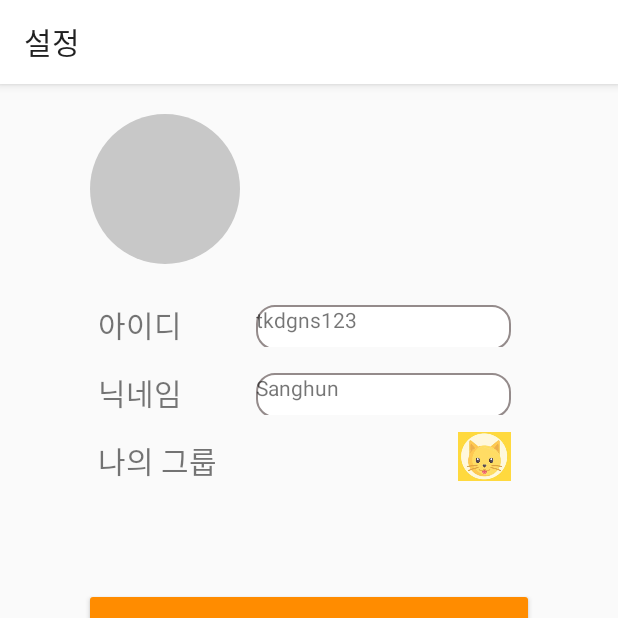
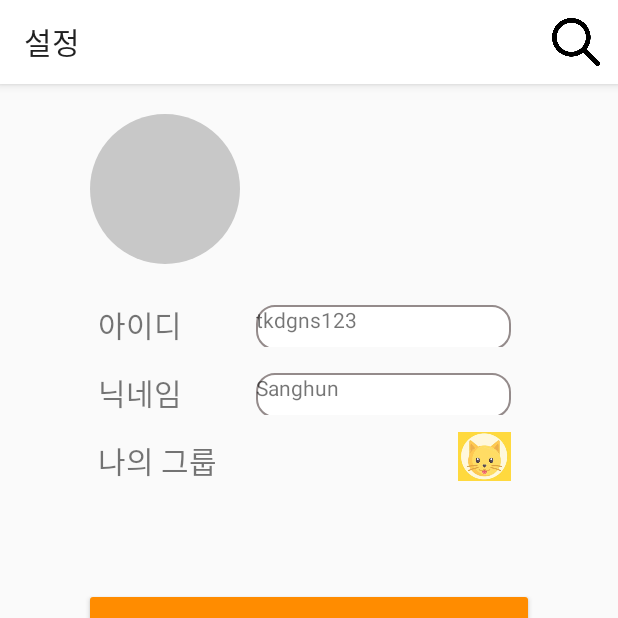
Before and after one commit to sgtlee99/CAFEIN_APP, an Android app: the HomeActivity screen opened directly, with no data from a screen before it, item 3 of the bottom bar chosen, on a phone screen of 412 x 824 dp, the top half of it. Run offline under Robolectric (Android 15) with nearby library versions, the light colour scheme and no system bars; our stand-ins replace Room's generated code.

```diff
--- a/app/src/main/java/com/example/cafein_app/BoardFragment.kt
+++ b/app/src/main/java/com/example/cafein_app/BoardFragment.kt
@@ -21,6 +21,7 @@ class BoardFragment : Fragment() {
     override fun onCreateView(
         inflater: LayoutInflater, container: ViewGroup?,
         savedInstanceState: Bundle?
+
     ): View? {
         // Inflate the layout for this fragment
         return inflater.inflate(R.layout.fragment_boartview, container, false)
@@ -44,6 +45,6 @@ class BoardFragment : Fragment() {
             }
             likebutton.setSelected(!likebutton.isSelected())
         }
+    }
 
-    }
 }
--- a/app/src/main/java/com/example/cafein_app/HomeActivity.kt
+++ b/app/src/main/java/com/example/cafein_app/HomeActivity.kt
@@ -3,6 +3,7 @@ package com.example.cafein_app
 import android.content.Intent
 import android.os.Bundle
 import android.view.Menu
+import android.view.MenuItem
 import androidx.appcompat.app.ActionBar
 import androidx.appcompat.app.AppCompatActivity
 import com.google.android.material.bottomnavigation.BottomNavigationView
@@ -10,13 +11,39 @@ import com.google.android.material.bottomnavigation.BottomNavigationView
 class HomeActivity : AppCompatActivity() {
 
     override fun onCreateOptionsMenu(menu: Menu?): Boolean {
-        return super.onCreateOptionsMenu(menu)
-//        val menuInflater = menuInflater
-//        menuInflater.inflate(R.menu.home_appbar, menu)
-//        return true
+//        return super.onCreateOptionsMenu(menu)
+        menuInflater.inflate(R.menu.home_appbar,menu)
+        return true
+    }
+
+//    override fun onOptionsItemSelected(item: MenuItem): Boolean {
+//        return super.onOptionsItemSelected(item)
+//    }
+//    override fun onOptionsItemSelected(item: MenuItem?): Boolean{
+//        when (item?.itemId) {
+//            R.id.searchview_button -> {
+//            return super.onOptionsItemSelected(item)
+//              }
+//            R.id.searchview_filter -> {
+//                return super.onOptionsItemSelected(item)
+//              }
+//            else -> return super.onOptionsItemSelected(item)
+//             }
+//        }
+    override fun onOptionsItemSelected(item: MenuItem): Boolean {
+        when (item.itemId) {
+            R.id.searchview_button -> {
+                toSearch()
+                return true }
+            else -> {return super.onOptionsItemSelected(item)}
+        }
+    }
+    private fun toSearch() {
+        startActivity(Intent(applicationContext, SearchActivity::class.java))
+    }
 
 
-    }
+
             override fun onCreate(savedInstanceState: Bundle?) {
                 super.onCreate(savedInstanceState)
                 setContentView(R.layout.home_activity)
--- a/app/src/main/res/menu/home_appbar.xml
+++ b/app/src/main/res/menu/home_appbar.xml
@@ -2,12 +2,13 @@
 <menu xmlns:android="http://schemas.android.com/apk/res/android"
 		xmlns:app="http://schemas.android.com/apk/res-auto">
 
+
 	<item
-		android:id="@+id/home_appbar"
-		android:icon="@drawable/ic_launcher_foreground"
-		android:title="CAFE-IN"
-		app:showAsAction="always"
-		app:actionViewClass="android.widget.SearchView"
-			/>
+			android:id="@+id/searchview_button"
+			android:icon="@drawable/search"
+			app:showAsAction="ifRoom"
+			android:title="검색"/>
+
+
 
 </menu>
--- a/app/src/main/res/values/strings.xml
+++ b/app/src/main/res/values/strings.xml
@@ -1,5 +1,5 @@
 <resources>
-    <string name="app_name">CAFEIN_APP</string>
-    <!-- TODO: Remove or change this placeholder text -->
-    <string name="hello_blank_fragment">Hello blank fragment</string>
+	<string name="app_name">CAFEIN_APP</string>
+	<!-- TODO: Remove or change this placeholder text -->
+	<string name="hello_blank_fragment">Hello blank fragment</string>
 </resources>
```
Also changed, not shown: app/src/main/AndroidManifest.xml (+13 -17 lines), app/src/main/java/com/example/cafein_app/SearchActivity.kt (added, +19 -0 lines), app/src/main/res/layout/activity_search.xml (added, +14 -0 lines), app/src/main/res/menu/home_appbar2.xml (+11 -5 lines), app/src/main/res/drawable/filter.png (added), app/src/main/res/drawable/search.png (added). Lines whose indentation alone changed are shown as unchanged.
